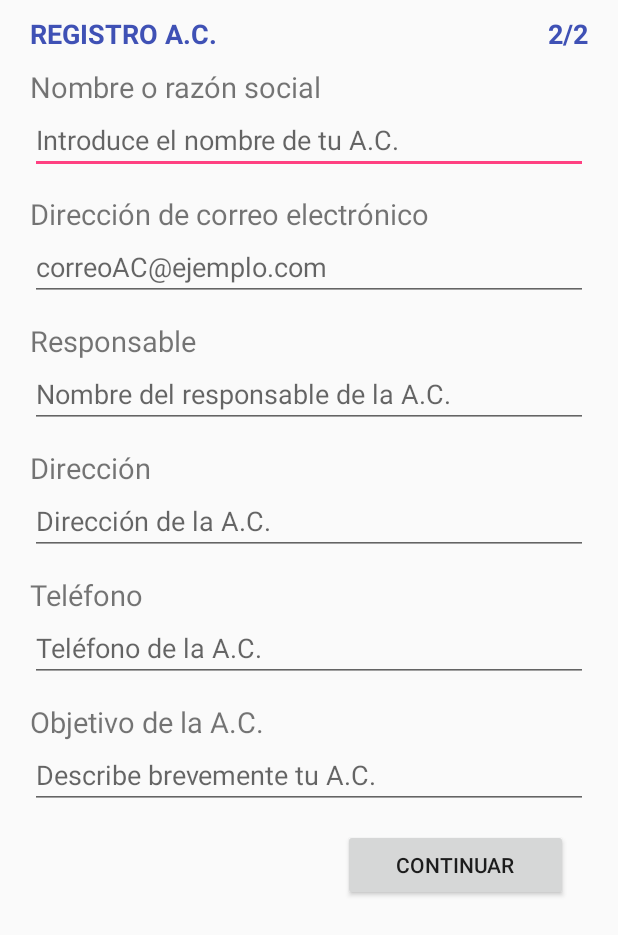
After one commit to YinEster/UNEAC, an Android app: the layout activity_registro3.xml on its own in the app's theme, with its tools: preview values and no code run, on a phone screen of 412 x 824 dp. The commit adds this screen. Shown: the top 935 px of the screen. Run offline under Robolectric (Android 15) with nearby library versions, the phone set to English and light mode, and no system bars.

Commit message:
Registro y registro e-mail listos (diseños)

```diff
--- a/app/src/main/res/layout/activity_main.xml
+++ b/app/src/main/res/layout/activity_main.xml
@@ -24,6 +24,7 @@
 
     <!--La propiedad "hint" es el Texto que aparece dentro del input text
     Este es mi campo para introducir usuario-->
+
     <EditText
         android:layout_width="match_parent"
         android:layout_height="wrap_content"
--- /dev/null
+++ b/app/src/main/res/layout/activity_registro3.xml
@@ -0,0 +1,175 @@
+<?xml version="1.0" encoding="utf-8"?>
+<LinearLayout xmlns:android="http://schemas.android.com/apk/res/android"
+    xmlns:app="http://schemas.android.com/apk/res-auto"
+    xmlns:tools="http://schemas.android.com/tools"
+    android:id="@+id/registro2_ac"
+    android:layout_width="match_parent"
+    android:layout_height="match_parent"
+    android:orientation="vertical"
+    android:paddingLeft="20dp"
+    android:paddingRight="20dp"
+    tools:context="mx.org.uneac.uneac.MainActivity">
+<!-- Este sería el título en caso de no ponerlo en el banner principal-->
+    <LinearLayout
+        android:id="@+id/registroAC"
+        android:layout_width="fill_parent"
+        android:layout_height="wrap_content"
+        android:orientation="horizontal">
+
+    <TextView
+        android:id="@+id/textView"
+        android:layout_width="wrap_content"
+        android:layout_height="wrap_content"
+        android:layout_gravity="left"
+        android:paddingTop="10dp"
+        android:text="REGISTRO A.C."
+        android:textColor="?attr/colorPrimary"
+        android:textSize="18sp"
+        android:textStyle="bold" />
+
+    <TextView
+        android:layout_width="match_parent"
+        android:layout_height="wrap_content"
+        android:paddingTop="10dp"
+        android:gravity="right"
+        android:layout_gravity="right"
+        android:textColor="?attr/colorPrimary"
+        android:textSize="18sp"
+        android:textStyle="bold"
+        android:text="2/2"/>
+
+    </LinearLayout>
+
+
+    <!-- ACÁ INICIA MI SCROLL BAR-->
+    <ScrollView
+        android:layout_width="match_parent"
+        android:layout_height="match_parent">
+
+    <!-- Obligatoriamente después de un scrollview debe ir un LinearLayout, de otra forma no funciona el scrollBar-->
+    <LinearLayout
+        android:layout_width="match_parent"
+        android:layout_height="wrap_content"
+        android:orientation="vertical">
+
+
+    <!--Acá inicia mi formulario-->
+        <!-- Campo razón social-->
+        <TextView
+            android:layout_width="match_parent"
+            android:layout_height="wrap_content"
+            android:textSize="19dp"
+            android:layout_marginTop="10dp"
+            android:text="Nombre o razón social"
+            />
+
+        <EditText
+            style="@android:style/Widget.DeviceDefault.EditText"
+            android:layout_width="match_parent"
+            android:layout_height="wrap_content"
+            android:hint="Introduce el nombre de tu A.C."
+            android:inputType="text|number" />
+
+
+
+        <!-- Campo Email-->
+        <TextView
+            android:layout_width="match_parent"
+            android:layout_height="wrap_content"
+            android:textSize="19dp"
+            android:layout_marginTop="13dp"
+            android:text="Dirección de correo electrónico"
+            />
+
+        <EditText
+            style="@android:style/Widget.DeviceDefault.EditText"
+            android:layout_width="match_parent"
+            android:layout_height="wrap_content"
+            android:hint="correoAC@ejemplo.com"
+            android:inputType="textEmailAddress" />
+
+
+        <!-- Campo Responsable-->
+        <TextView
+            android:layout_width="match_parent"
+            android:layout_height="wrap_content"
+            android:textSize="19dp"
+            android:layout_marginTop="13dp"
+            android:text="Responsable"
+            />
+
+        <EditText
+            style="@android:style/Widget.DeviceDefault.EditText"
+            android:layout_width="match_parent"
+            android:layout_height="wrap_content"
+            android:hint="Nombre del responsable de la A.C."
+            android:inputType="textPersonName" />
+
+
+
+        <!-- Campo Dirección-->
+        <TextView
+            android:layout_width="match_parent"
+            android:layout_height="wrap_content"
+            android:textSize="19dp"
+            android:layout_marginTop="13dp"
+            android:text="Dirección"
+            />
+
+        <EditText
+            style="@android:style/Widget.DeviceDefault.EditText"
+            android:layout_width="match_parent"
+            android:layout_height="wrap_content"
+            android:hint="Dirección de la A.C."
+            android:inputType="textPostalAddress" />
+
+
+
+        <!-- Campo Teléfono-->
+        <TextView
+            android:layout_width="match_parent"
+            android:layout_height="wrap_content"
+            android:textSize="19dp"
+            android:layout_marginTop="13dp"
+            android:text="Teléfono"
+            />
+
+
+        <EditText
+            style="@android:style/Widget.DeviceDefault.EditText"
+            android:layout_width="match_parent"
+            android:layout_height="wrap_content"
+            android:hint="Teléfono de la A.C."
+            android:inputType="phone" />
+
+
+        <!-- Campo Objetivo-->
+        <TextView
+            android:id="@+id/textView2"
+            android:layout_width="match_parent"
+            android:layout_height="wrap_content"
+            android:layout_marginTop="13dp"
+            android:text="Objetivo de la A.C."
+            android:textSize="19dp" />
+
+        <EditText
+            style="@android:style/Widget.DeviceDefault.EditText"
+            android:layout_width="match_parent"
+            android:layout_height="wrap_content"
+            android:hint="Describe brevemente tu A.C."
+            android:inputType="text|number" />
+
+
+
+        <!--Botón Acceder-->
+        <Button
+            android:id="@+id/button"
+            android:layout_width="150dp"
+            android:layout_height="wrap_content"
+            android:layout_margin="13dp"
+            android:layout_gravity="right"
+            android:text="Continuar" />
+
+    </LinearLayout>
+    </ScrollView>
+</LinearLayout>
--- a/app/src/main/res/values/styles.xml
+++ b/app/src/main/res/values/styles.xml
@@ -8,4 +8,5 @@
         <item name="colorAccent">@color/colorAccent</item>
     </style>
 
+
 </resources>
```
